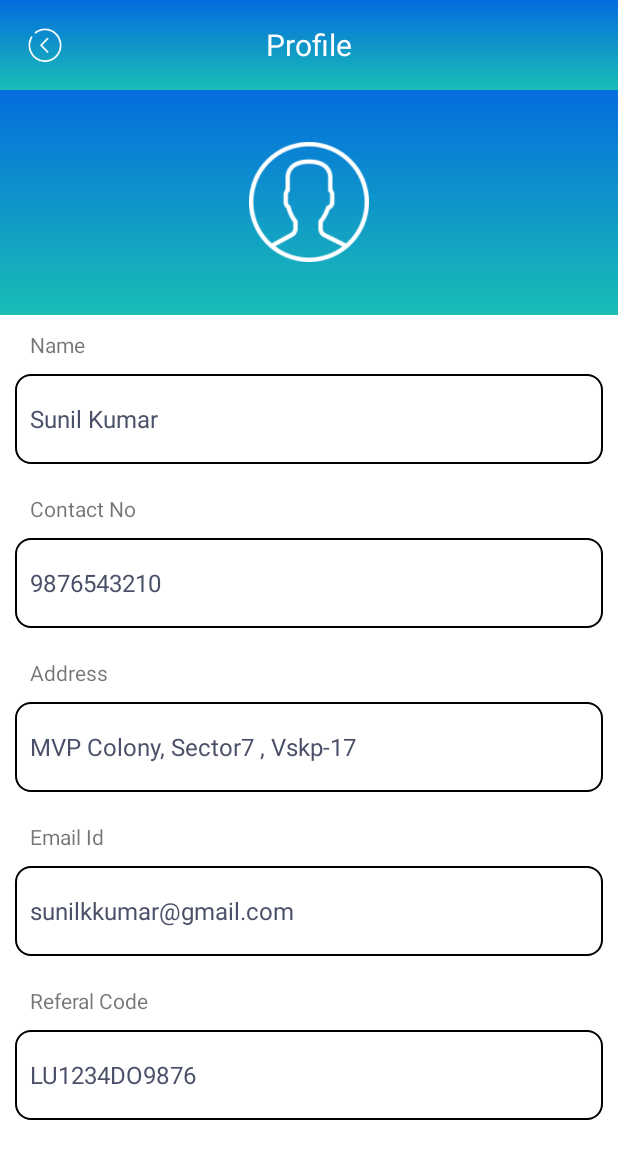
After one commit to shamgarphp/onlineludo, an Android app: the UserProfileActivity screen opened directly, with no data from a screen before it, on a phone screen of 412 x 824 dp. The commit adds this screen. Shown: the top 1159 px of the screen. Run offline under Robolectric (Android 15) with nearby library versions, the phone set to English and light mode, and no system bars.

Commit message:
Added Profile screen

```diff
--- a/app/src/main/java/com/smart/ludoclassic/SideMenuActivity.java
+++ b/app/src/main/java/com/smart/ludoclassic/SideMenuActivity.java
@@ -163,6 +163,27 @@ public class SideMenuActivity extends AppCompatActivity {
                             }, handlerDuration);
 
                         break;
+                    case 1:
+                        // to close drawer before navigating
+                        handlerCloseDrawer();
+                        // intializing oldmenu position
+                        Utilites.getSharedInstance().oldmenuSelectedPosition = position;
+
+                            new Handler().postDelayed(new Runnable() {
+                                @Override
+                                public void run() {
+                                    if (!(currentActivity instanceof UserProfileActivity)) {
+                                        Intent navToHome = new Intent(currentActivity, UserProfileActivity.class);
+                                        navToHome.setFlags(Intent.FLAG_ACTIVITY_CLEAR_TOP);
+                                        startActivity(navToHome);
+                                        finish();
+                                        Utilites.getSharedInstance().moveForwardTransition(currentActivity);
+                                    }
+
+                                }
+                            }, handlerDuration);
+
+                        break;
 
                     /*case 2:
                         // to close drawer before navigating
--- /dev/null
+++ b/app/src/main/java/com/smart/ludoclassic/UserProfileActivity.java
@@ -0,0 +1,72 @@
+package com.smart.ludoclassic;
+
+
+import androidx.appcompat.app.AppCompatActivity;
+
+import android.content.Intent;
+import android.content.SharedPreferences;
+import android.os.Bundle;
+import android.view.View;
+import android.widget.RelativeLayout;
+import android.widget.TextView;
+
+public class UserProfileActivity extends AppCompatActivity implements View.OnClickListener {
+
+    TextView usrname,contactNo,organization,position,employeeType,deptCode;
+    RelativeLayout backNav;
+    private SharedPreferences pref;
+    @Override
+    protected void onCreate(Bundle savedInstanceState) {
+        super.onCreate(savedInstanceState);
+        setContentView(R.layout.activity_user_profile);
+             init();
+    }
+
+    public void init(){
+
+//        usrname = findViewById(R.id.usrname);
+//        contactNo = findViewById(R.id.contactNo);
+//        organization = findViewById(R.id.organization);
+//        position = findViewById(R.id.position);
+//        employeeType = findViewById(R.id.employeeType);
+//        deptCode = findViewById(R.id.deptCode);
+        backNav = findViewById(R.id.back);
+
+
+
+        backNav.setOnClickListener(this);
+
+//        initializeViews();
+
+    }
+
+    public void initializeViews(){
+
+        usrname.setText(pref.getString("name",""));
+        contactNo.setText(pref.getString("mobile",""));
+        organization.setText(pref.getString("organization",""));
+        position.setText(pref.getString("position",""));
+        employeeType.setText(pref.getString("employeetype",""));
+        deptCode.setText(pref.getString("deptcode",""));
+
+    }
+
+    @Override
+    public void onClick(View view) {
+        switch (view.getId()){
+            case R.id.back:
+                Intent i = new Intent(getApplicationContext(),LudoMainActivity.class);
+                startActivity(i);
+                finish();
+                break;
+        }
+    }
+
+
+    @Override
+    public void onBackPressed() {
+        Intent i = new Intent(getApplicationContext(),LudoMainActivity.class);
+        startActivity(i);
+        finish();
+    }
+}
--- a/app/src/main/java/com/smart/ludoclassic/Utilites.java
+++ b/app/src/main/java/com/smart/ludoclassic/Utilites.java
@@ -21,7 +21,7 @@ import java.util.regex.Pattern;
 public class Utilites {
 
     // Singleton
-    private static Utilites sharedInstance = null;
+    public static Utilites sharedInstance = null;
 
     public Activity currentActivityDetails;
     public int menuSelectedPosition = 0;
--- /dev/null
+++ b/app/src/main/res/layout/activity_user_profile.xml
@@ -0,0 +1,224 @@
+<?xml version="1.0" encoding="utf-8"?>
+<RelativeLayout xmlns:android="http://schemas.android.com/apk/res/android"
+    xmlns:app="http://schemas.android.com/apk/res-auto"
+    xmlns:tools="http://schemas.android.com/tools"
+    android:layout_width="match_parent"
+    android:layout_height="match_parent"
+    android:background="#FFFFFF"
+    tools:context=".UserProfileActivity">
+
+    <RelativeLayout
+        android:layout_width="match_parent"
+        android:layout_height="60dp"
+        android:id="@+id/header"
+        android:background="@drawable/gradient">
+
+        <RelativeLayout
+            android:layout_width="60dp"
+            android:layout_height="match_parent"
+            android:id="@+id/back"
+            >
+            <ImageView
+                android:layout_width="40dp"
+                android:layout_height="40dp"
+                android:src="@drawable/back_arrow"
+                android:layout_centerInParent="true"
+                android:tint="@android:color/white"/>
+
+        </RelativeLayout>
+
+
+        <TextView
+            android:layout_width="wrap_content"
+            android:layout_height="wrap_content"
+            android:text="Profile"
+            android:layout_centerInParent="true"
+            android:textSize="20dp"
+            android:id="@+id/titleText"
+            android:textColor="@android:color/white"
+            />
+
+
+    </RelativeLayout>
+
+    <RelativeLayout
+        android:layout_width="match_parent"
+        android:layout_height="match_parent"
+        android:layout_below="@+id/header">
+
+        <ScrollView
+            android:layout_width="match_parent"
+            android:layout_height="match_parent">
+            <RelativeLayout
+                android:layout_width="match_parent"
+                android:layout_height="wrap_content">
+
+
+
+                <RelativeLayout
+                    android:layout_width="match_parent"
+                    android:layout_height="150dp"
+                    android:background="@drawable/gradient"
+                    android:id="@+id/profile">
+
+                    <ImageView
+                        android:layout_width="80dp"
+                        android:layout_height="80dp"
+                        android:src="@drawable/user"
+                        android:layout_centerInParent="true"
+                        android:id="@+id/avatar"
+                        android:layout_marginLeft="20dp"
+                        android:layout_marginTop="20dp"/>
+                </RelativeLayout>
+
+                <LinearLayout
+                    android:layout_width="match_parent"
+                    android:layout_height="match_parent"
+                    android:background="@android:color/white"
+                    android:layout_below="@+id/profile"
+                    android:orientation="vertical">
+
+                    <TextView
+                        android:layout_width="match_parent"
+                        android:layout_height="wrap_content"
+                        android:layout_centerHorizontal="true"
+                        android:layout_marginTop="10dp"
+                        android:layout_marginLeft="20dp"
+                        android:textSize="14dp"
+                        android:id="@+id/lblusrname"
+                        android:text="Name"/>
+
+
+                    <RelativeLayout
+                        android:layout_width="match_parent"
+                        android:layout_height="60dp"
+                        android:background="@drawable/border"
+                        android:layout_margin="10dp">
+
+                        <TextView
+                            android:layout_width="match_parent"
+                            android:layout_height="wrap_content"
+                            android:layout_centerHorizontal="true"
+                            android:layout_centerVertical="true"
+                            android:layout_marginLeft="20dp"
+                            android:textColor="@color/colorPrimary"
+                            android:textSize="16dp"
+                            android:id="@+id/usrname"
+                            android:text="Sunil Kumar"/>
+                    </RelativeLayout>
+
+                    <TextView
+                        android:layout_width="match_parent"
+                        android:layout_height="wrap_content"
+                        android:layout_centerHorizontal="true"
+                        android:layout_marginTop="10dp"
+                        android:layout_marginLeft="20dp"
+                        android:textSize="14dp"
+                        android:text="Contact No"/>
+
+                    <RelativeLayout
+                        android:layout_width="match_parent"
+                        android:layout_height="60dp"
+                        android:background="@drawable/border"
+                        android:layout_margin="10dp">
+
+                        <TextView
+                            android:layout_width="match_parent"
+                            android:layout_height="wrap_content"
+                            android:layout_centerHorizontal="true"
+                            android:layout_centerVertical="true"
+                            android:layout_marginLeft="20dp"
+                            android:textSize="16dp"
+                            android:textColor="@color/colorPrimary"
+                            android:id="@+id/contactNo"
+                            android:text="9876543210"/>
+                    </RelativeLayout>
+                    <TextView
+                        android:layout_width="match_parent"
+                        android:layout_height="wrap_content"
+                        android:layout_centerHorizontal="true"
+                        android:layout_marginTop="10dp"
+                        android:layout_marginLeft="20dp"
+                        android:textSize="14dp"
+                        android:text="Address"/>
+
+                    <RelativeLayout
+                        android:layout_width="match_parent"
+                        android:layout_height="60dp"
+                        android:background="@drawable/border"
+                        android:layout_margin="10dp">
+
+                        <TextView
+                            android:layout_width="match_parent"
+                            android:layout_height="wrap_content"
+                            android:layout_centerHorizontal="true"
+                            android:layout_centerVertical="true"
+                            android:layout_marginLeft="20dp"
+                            android:textSize="16dp"
+                            android:textColor="@color/colorPrimary"
+                            android:id="@+id/organization"
+                            android:text="MVP Colony, Sector7 , Vskp-17"/>
+                    </RelativeLayout>
+
+                    <TextView
+                        android:layout_width="match_parent"
+                        android:layout_height="wrap_content"
+                        android:layout_centerHorizontal="true"
+                        android:layout_marginTop="10dp"
+                        android:layout_marginLeft="20dp"
+                        android:textSize="14dp"
+                        android:text="Email Id"/>
+
+                    <RelativeLayout
+                        android:layout_width="match_parent"
+                        android:layout_height="60dp"
+                        android:background="@drawable/border"
+                        android:layout_margin="10dp"
+                        >
+
+                        <TextView
+                            android:layout_width="match_parent"
+                            android:layout_height="wrap_content"
+                            android:layout_centerHorizontal="true"
+                            android:layout_centerVertical="true"
+                            android:layout_marginLeft="20dp"
+                            android:textSize="16dp"
+                            android:textColor="@color/colorPrimary"
+                            android:id="@+id/position"
+                            android:text="sunilkkumar@gmail.com"/>
+                    </RelativeLayout>
+
+                    <TextView
+                        android:layout_width="match_parent"
+                        android:layout_height="wrap_content"
+                        android:layout_centerHorizontal="true"
+                        android:layout_marginTop="10dp"
+                        android:layout_marginLeft="20dp"
+                        android:textSize="14dp"
+                        android:text="Referal Code"/>
+
+                    <RelativeLayout
+                        android:layout_width="match_parent"
+                        android:layout_height="60dp"
+                        android:background="@drawable/border"
+                        android:layout_margin="10dp"
+                        >
+
+                        <TextView
+                            android:layout_width="match_parent"
+                            android:layout_height="wrap_content"
+                            android:layout_centerHorizontal="true"
+                            android:layout_centerVertical="true"
+                            android:textColor="@color/colorPrimary"
+                            android:layout_marginLeft="20dp"
+                            android:textSize="16dp"
+                            android:id="@+id/employeeType"
+                            android:text="LU1234DO9876"/>
+                    </RelativeLayout>
+
+                </LinearLayout>
+            </RelativeLayout>
+        </ScrollView>
+    </RelativeLayout>
+
+</RelativeLayout>
```
Also changed, not shown: app/src/main/AndroidManifest.xml (+4 -3 lines), app/src/main/res/drawable/back_arrow.png (added), 1 other file.
